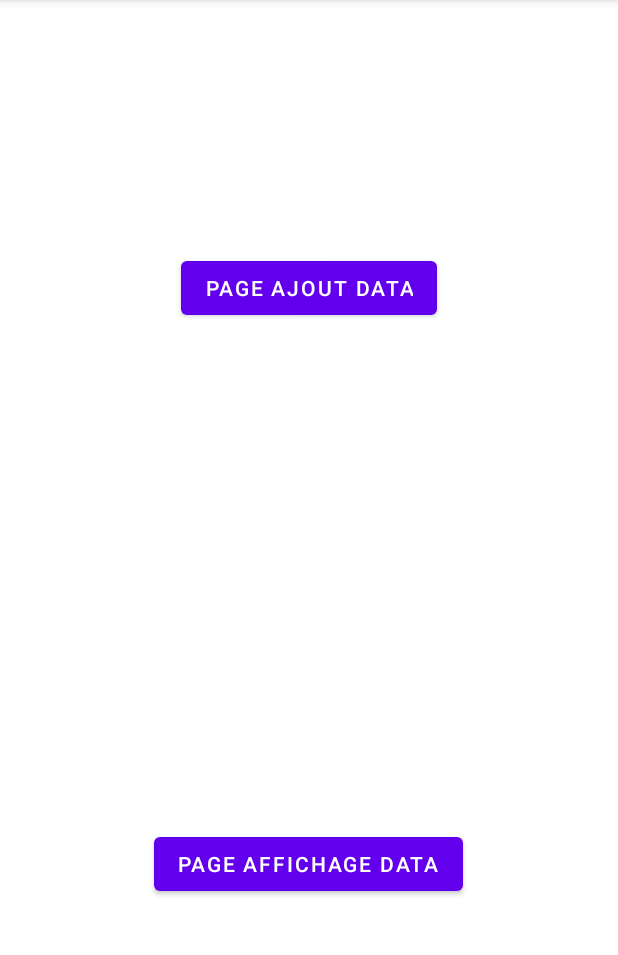
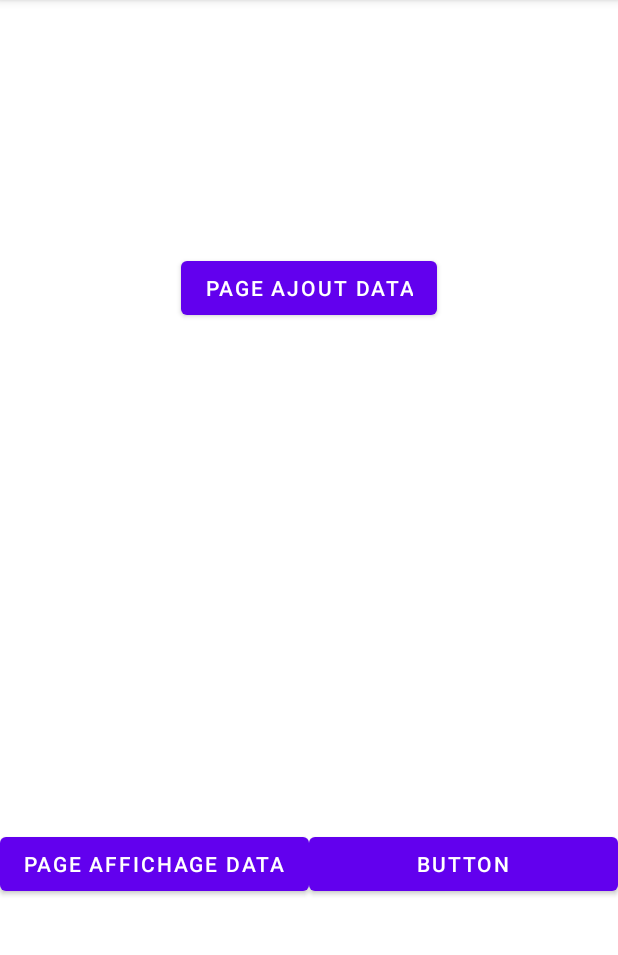
Before and after one commit to trak-dev/pictochat, an Android app: the screen it shows after launch (MainActivity), on a phone screen of 412 x 824 dp, the part 84-1039 px from its top. Run offline under Robolectric (Android 15) with nearby library versions, the phone set to English and light mode, and no system bars.

Commit message:
premiere branche

```diff
--- a/app/src/main/AndroidManifest.xml
+++ b/app/src/main/AndroidManifest.xml
@@ -9,7 +9,7 @@
         android:roundIcon="@mipmap/ic_launcher_round"
         android:supportsRtl="true"
         android:theme="@style/Theme.Pictochat">
-        <activity android:name=".Chat"></activity>
+        <activity android:name=".last"></activity>
         <activity android:name=".Affichage" />
         <activity android:name=".Ajout" />
         <activity android:name=".MainActivity">
--- a/app/src/main/java/com/example/pictochat/Affichage.java
+++ b/app/src/main/java/com/example/pictochat/Affichage.java
@@ -8,7 +8,6 @@ import android.os.Bundle;
 import android.view.View;
 import android.widget.Button;
 import android.widget.TextView;
-import android.widget.Toast;
 
 import com.google.firebase.database.DataSnapshot;
 import com.google.firebase.database.DatabaseError;
@@ -35,7 +34,7 @@ public class Affichage extends AppCompatActivity {
                 back();
             }
         });
-        reff = FirebaseDatabase.getInstance().getReference().child("Member").child("4");
+        reff = FirebaseDatabase.getInstance().getReference().child("Member").child(String.valueOf("2"));
         reff.addValueEventListener(new ValueEventListener() {
             @Override
             public void onDataChange(@NonNull DataSnapshot datasnapshot) {
--- a/app/src/main/java/com/example/pictochat/MainActivity.java
+++ b/app/src/main/java/com/example/pictochat/MainActivity.java
@@ -8,13 +8,14 @@ import android.view.View;
 import android.widget.Button;
 
 public class MainActivity extends AppCompatActivity {
-    private Button btnadd,btnshow;
+
     @Override
     protected void onCreate(Bundle savedInstanceState) {
         super.onCreate(savedInstanceState);
         setContentView(R.layout.activity_main);
-        btnadd = (Button) findViewById(R.id.btnadd);
-        btnshow = (Button) findViewById(R.id.btnshow);
+        Button btnadd = (Button) findViewById(R.id.btnadd);
+        Button btnshow = (Button) findViewById(R.id.btnshow);
+        Button buttonlast = (Button) findViewById(R.id.buttonlast);
         btnadd.setOnClickListener(new View.OnClickListener() {
             @Override
             public void onClick(View v) {
@@ -27,6 +28,12 @@ public class MainActivity extends AppCompatActivity {
                 openAffichage();
             }
         });
+        buttonlast.setOnClickListener(new View.OnClickListener() {
+            @Override
+            public void onClick(View v) {
+                testLast();
+            }
+        });
     }
     public void openAjout() {
         Intent intent = new Intent(this, Ajout.class);
@@ -36,4 +43,8 @@ public class MainActivity extends AppCompatActivity {
         Intent intent = new Intent(this, Affichage.class);
         startActivity(intent);
     }
+    public void testLast() {
+        Intent intent = new Intent(this, last.class);
+        startActivity(intent);
+    }
 }
--- a/app/src/main/java/com/example/pictochat/Member.java
+++ b/app/src/main/java/com/example/pictochat/Member.java
@@ -1,8 +1,6 @@
 package com.example.pictochat;
 
-import java.io.Serializable;
-
-public class Member implements Serializable {
+public class Member {
     private String Nom;
     private String Prenom;
     private String Ville;
--- a/app/src/main/res/layout/activity_main.xml
+++ b/app/src/main/res/layout/activity_main.xml
@@ -35,5 +35,12 @@
             android:layout_width="wrap_content"
             android:layout_height="wrap_content"
             android:text="Page Affichage Data" />
+
+        <Button
+            android:id="@+id/buttonlast"
+            android:layout_width="wrap_content"
+            android:layout_height="wrap_content"
+            android:layout_weight="1"
+            android:text="Button" />
     </LinearLayout>
 </LinearLayout>
```
Also changed, not shown: app/src/main/java/com/example/pictochat/last.java (added, +49 -0 lines), app/src/main/res/layout/activity_last.xml (added, +14 -0 lines).
